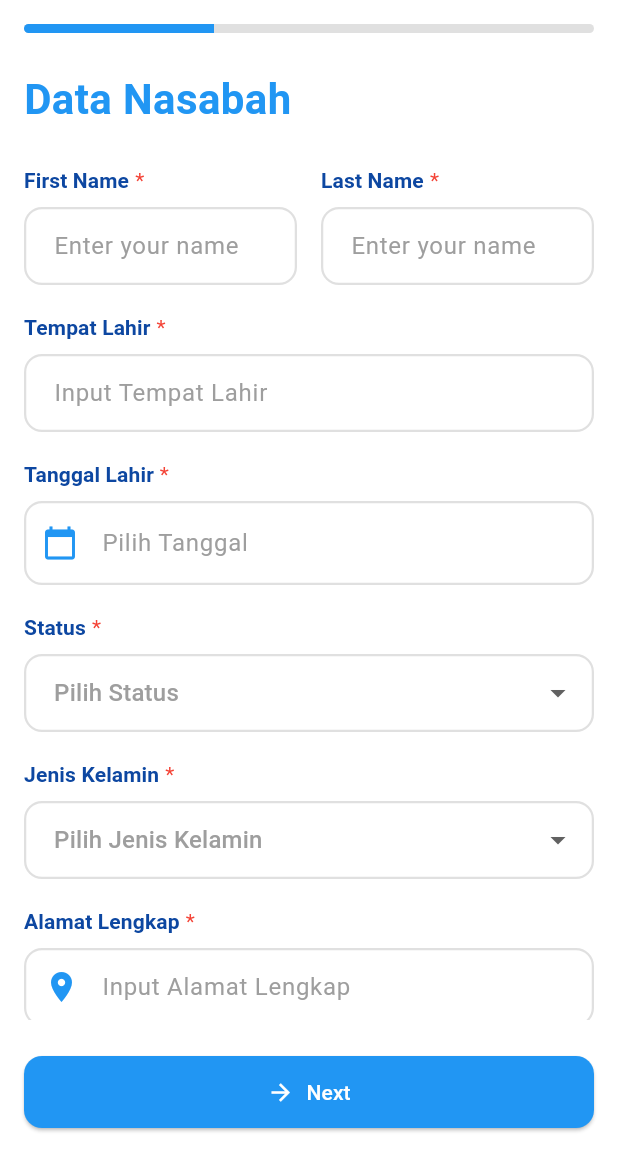
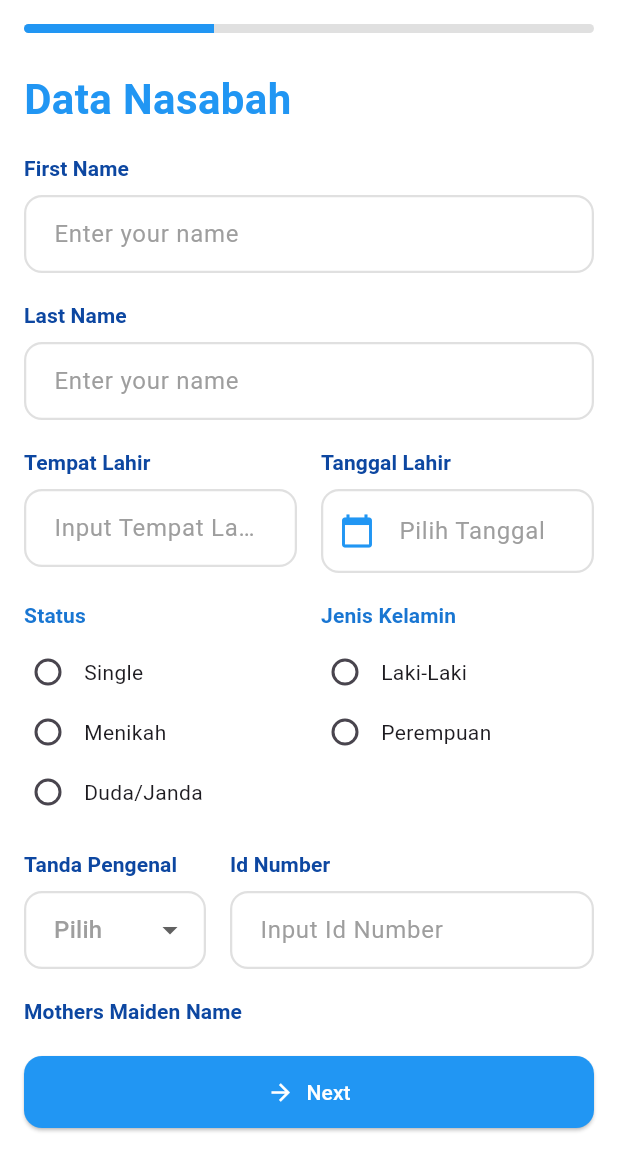
Before and after one commit to vincentc658/component_flutter, a Flutter app: the screen it shows after launch, on a phone screen of 412 x 824 dp, the part 84-1236 px from its top. Run offline on Flutter 3.47's test engine with Material 3 defaults, Android fonts, the light colour scheme and no system bars; our stand-ins replace get; missing offline and left inert: dart:ffi.

Commit message:
add form field input radio group widget

```diff
--- a/lib/component/formField/form_helper.dart
+++ b/lib/component/formField/form_helper.dart
@@ -13,7 +13,8 @@ class FormHelper {
     for (var field in fields) {
       if (field.fieldType == ConstantsFormField.TYPE_INPUT_DROPDOWN) {
         dropdownValues[field.labelField] = null;
-      } else if (field.fieldType == ConstantsFormField.TYPE_INPUT_SEARCH_DROPDOWN) {
+      } else if (field.fieldType ==
+          ConstantsFormField.TYPE_INPUT_SEARCH_DROPDOWN) {
         dropdownValues[field.labelField] = null;
         controllers[field.labelField] = TextEditingController();
       } else {
@@ -31,7 +32,8 @@ class FormHelper {
   void validate() {
     errors.clear();
     for (var field in fields) {
-      if (field.fieldType == ConstantsFormField.TYPE_INPUT_DROPDOWN) {
+      if (field.fieldType == ConstantsFormField.TYPE_INPUT_DROPDOWN ||
+          field.fieldType == ConstantsFormField.TYPE_INPUT_RADIO_GROUP) {
         final value = dropdownValues[field.labelField];
         if (field.isRequired && (value == null || value.isEmpty)) {
           errors[field.labelField] = '${field.labelField} is required';
--- a/lib/component/formField/input_field_dropdown_widget.dart
+++ b/lib/component/formField/input_field_dropdown_widget.dart
@@ -5,7 +5,7 @@ import '../../constant/constants_styling.dart';
 import 'dropdown_option.dart';
 import 'form_field_config.dart';
 
-class InputFieldDropdownWidget extends StatelessWidget {
+class InputFieldDropdownWidget extends StatefulWidget {
   final String? selectedValue;
   final List<DropdownOption> options;
   final ValueChanged<String?> onChanged;
@@ -20,10 +20,10 @@ class InputFieldDropdownWidget extends StatelessWidget {
   InputFieldDropdownWidget({
     Key? key,
     required FormFieldConfig fieldConfig,
-    required this.selectedValue,
+    this.selectedValue,
     required this.onChanged,
     this.errorText,
-  }) : label = fieldConfig.labelField,
+  })  : label = fieldConfig.labelField,
         hintText = fieldConfig.hint,
         helperText = fieldConfig.helper,
         isRequired = fieldConfig.isRequired,
@@ -33,26 +33,46 @@ class InputFieldDropdownWidget extends StatelessWidget {
         super(key: key);
 
   @override
+  State<InputFieldDropdownWidget> createState() => _InputFieldDropdownWidgetState();
+}
+
+class _InputFieldDropdownWidgetState extends State<InputFieldDropdownWidget> {
+  String? _currentValue;
+
+  @override
+  void initState() {
+    super.initState();
+    _currentValue = widget.selectedValue;
+  }
+
+  void _handleChange(String? value) {
+    setState(() {
+      _currentValue = value;
+    });
+    widget.onChanged(value);
+  }
+
+  @override
   Widget build(BuildContext context) {
     final theme = Theme.of(context);
     return Column(
       children: [
-        if (label != null)
+        if (widget.label != null)
           Column(
             children: [
               Row(
                 mainAxisAlignment: MainAxisAlignment.start,
                 children: [
-                  if(isShowLabel)
+                  if (widget.isShowLabel)
                     Text(
-                    label!,
+                      widget.label!,
                       style: theme.textTheme.labelLarge?.copyWith(
                         color: ConstantsColor.PRIMARY.shade900,
                         fontWeight: FontWeight.w600,
                       ),
                     ),
                   const SizedBox(width: 4),
-                    if (isRequired && isShowLabel)
+                  if (widget.isRequired && widget.isShowLabel)
                     const Text(
                       "*",
                       style: TextStyle(fontSize: 14, color: Colors.red),
@@ -63,26 +83,25 @@ class InputFieldDropdownWidget extends StatelessWidget {
             ],
           ),
         DropdownButtonFormField<String>(
-          value: selectedValue,
+          value: _currentValue,
           hint: Text(
-            hintText ?? '',
+            widget.hintText ?? '',
             style: const TextStyle(color: Colors.grey),
           ),
           icon: const Icon(Icons.arrow_drop_down),
           decoration: InputDecoration(
-            prefixIcon:
-                icon != null
+            prefixIcon: widget.icon != null
                 ? Padding(
               padding: const EdgeInsets.only(left: 10, right: 8),
-                      child: Icon(icon, color: ConstantsColor.PRIMARY),
+              child: Icon(widget.icon, color: ConstantsColor.PRIMARY),
             )
                 : null,
             contentPadding: const EdgeInsets.symmetric(
               vertical: 14,
               horizontal: 16,
             ),
-            errorText: errorText,
-            errorStyle:ConstantsStyling.textStyleError,
+            errorText: widget.errorText,
+            errorStyle: ConstantsStyling.textStyleError,
             filled: true,
             fillColor: Colors.white,
             border: ConstantsStyling.enabledBorder,
@@ -90,21 +109,18 @@ class InputFieldDropdownWidget extends StatelessWidget {
             focusedBorder: ConstantsStyling.focusedBorder,
             errorBorder: ConstantsStyling.errorBorder,
           ),
-          items:
-              options.map((status) {
+          items: widget.options.map((status) {
             return DropdownMenuItem<String>(
               value: status.name,
-                  child: Text(
-                    status.name,
-                  ),
+              child: Text(status.name),
             );
           }).toList(),
-          onChanged: onChanged,
+          onChanged: _handleChange,
         ),
-        if (helperText != null) ...[
+        if (widget.helperText != null) ...[
           const SizedBox(height: 6),
           Text(
-            helperText!,
+            widget.helperText!,
             style: TextStyle(fontSize: 12, color: Colors.grey.shade600),
           ),
         ],
--- /dev/null
+++ b/lib/component/formField/input_field_radio_group.dart
@@ -0,0 +1,123 @@
+import 'package:flutter/material.dart';
+import '../../constant/constants_color.dart';
+import '../../constant/constants_styling.dart';
+import 'dropdown_option.dart';
+import 'form_field_config.dart';
+
+class InputFieldRadioGroup extends StatefulWidget {
+  final DropdownOption? selectedValue;
+  final List<DropdownOption> options;
+  final ValueChanged<DropdownOption?> onChanged;
+  final String? label;
+  final String? helperText;
+  final String? errorText;
+  final bool isRequired;
+
+  InputFieldRadioGroup({
+    Key? key,
+    required FormFieldConfig fieldConfig,
+    this.selectedValue,
+    required this.onChanged,
+    this.errorText,
+  })  : label = fieldConfig.labelField,
+        helperText = fieldConfig.helper,
+        isRequired = fieldConfig.isRequired,
+        options = fieldConfig.dropdownOptions ?? [],
+        super(key: key);
+
+  @override
+  State<InputFieldRadioGroup> createState() => _InputFieldRadioGroupState();
+}
+
+class _InputFieldRadioGroupState extends State<InputFieldRadioGroup> {
+  DropdownOption? _selectedValue;
+
+  @override
+  void initState() {
+    super.initState();
+    _selectedValue = widget.selectedValue;
+  }
+
+  void _handleChange(DropdownOption? value) {
+    setState(() {
+      _selectedValue = value;
+    });
+    widget.onChanged(value);
+  }
+
+  @override
+  Widget build(BuildContext context) {
+    final theme = Theme.of(context);
+
+    return Column(
+      crossAxisAlignment: CrossAxisAlignment.start,
+      children: [
+        if (widget.label != null)
+          Column(
+            crossAxisAlignment: CrossAxisAlignment.start,
+            children: [
+              Row(
+                children: [
+                  Text(
+                    widget.label!,
+                    style: theme.textTheme.labelLarge?.copyWith(
+                      color: ConstantsColor.PRIMARY.shade700,
+                      fontWeight: FontWeight.w600,
+                    ),
+                  ),
+                  const SizedBox(width: 4),
+                  if (widget.isRequired)
+                    const Text(
+                      "*",
+                      style: TextStyle(fontSize: 14, color: Colors.red),
+                    ),
+                ],
+              ),
+              const SizedBox(height: 8),
+            ],
+          ),
+        ...widget.options.map((option) {
+          return Padding(
+            padding: const EdgeInsets.symmetric(vertical: 4), // atur jarak antar item di sini
+            child: Row(
+              mainAxisSize: MainAxisSize.min,
+              children: [
+                Radio<DropdownOption>(
+                  value: option,
+                  groupValue: _selectedValue,
+                  onChanged: _handleChange,
+                  visualDensity: VisualDensity.compact,
+                  materialTapTargetSize: MaterialTapTargetSize.shrinkWrap,
+                  activeColor: ConstantsColor.PRIMARY,
+                ),
+                const SizedBox(width: 8),
+                Expanded(child: Text(option.name)),
+              ],
+            ),
+          );
+        }).toList(),
+        if (widget.errorText != null)
+          Padding(
+            padding: const EdgeInsets.only(top: 4.0),
+            child: Text(
+              widget.errorText!,
+              style: TextStyle(
+                color: Colors.red.shade700,
+                fontSize: 13,
+                fontWeight: FontWeight.w500,
+              ),
+            ),
+          ),
+        if (widget.helperText != null)
+          Padding(
+            padding: const EdgeInsets.only(top: 6.0),
+            child: Text(
+              widget.helperText!,
+              style: TextStyle(fontSize: 12, color: Colors.grey.shade600),
+            ),
+          ),
+        const SizedBox(height: 18),
+      ],
+    );
+  }
+}
--- a/lib/component/formField/input_field_text_widget.dart
+++ b/lib/component/formField/input_field_text_widget.dart
@@ -77,13 +77,16 @@ class InputFieldTextWidget extends StatelessWidget {
                     )
                     : null,
             hintText: hintText,
+            hintStyle: const TextStyle(
+              color: Colors.grey,
+              overflow: TextOverflow.ellipsis, // <-- ini penting
+            ),
             errorText: errorText,
             errorStyle: TextStyle(
               color: Colors.red.shade700,
               fontSize: 13,
               fontWeight: FontWeight.w500,
             ),
-            hintStyle: const TextStyle(color: Colors.grey),
             contentPadding: const EdgeInsets.symmetric(
               vertical: 14,
               horizontal: 16,
--- a/lib/constant/constants_form_field.dart
+++ b/lib/constant/constants_form_field.dart
@@ -2,4 +2,5 @@ class ConstantsFormField{
   static int TYPE_INPUT_TEXT=1;
   static int TYPE_INPUT_DROPDOWN=2;
   static int TYPE_INPUT_SEARCH_DROPDOWN=3;
+  static int TYPE_INPUT_RADIO_GROUP=4;
 }
--- a/lib/screen/form_information_screen.dart
+++ b/lib/screen/form_information_screen.dart
@@ -2,7 +2,7 @@ import 'package:flutter/cupertino.dart';
 import 'package:flutter/material.dart';
 import 'package:research_component/component/formField/input_field_date_picker.dart';
 import 'package:research_component/component/formField/input_field_dropdown_widget.dart';
-import 'package:research_component/component/formField/input_field_search_dropdown.dart';
+import 'package:research_component/component/formField/input_field_radio_group.dart';
 import 'package:research_component/constant/constants_color.dart';
 import 'package:research_component/constant/constants_form_field.dart';
 import '../component/formField/dropdown_option.dart';
@@ -22,24 +22,19 @@ class FormInformationScreenState extends State<FormInformationScreen> {
   Map<String, String?> errors = {};
   FormFieldConfig configFirstName = FormFieldConfig(
     labelField: 'First Name',
-    isRequired: true,
     hint: 'Enter your name',
     keyboardType: TextInputType.name,
     fieldType: ConstantsFormField.TYPE_INPUT_TEXT,
   );
   FormFieldConfig configLastName = FormFieldConfig(
     labelField: 'Last Name',
-    isRequired: true,
     hint: 'Enter your name',
     keyboardType: TextInputType.name,
     fieldType: ConstantsFormField.TYPE_INPUT_TEXT,
   );
-  FormFieldConfig configEmail = FormFieldConfig(
-    labelField: 'Email',
-    isRequired: true,
-    hint: 'Enter your email',
-    icon: Icons.email,
-
+  FormFieldConfig configMotherName = FormFieldConfig(
+    labelField: 'Mothers Maiden Name',
+    hint: 'Enter your Mothers Maiden Name',
     keyboardType: TextInputType.emailAddress,
     fieldType: ConstantsFormField.TYPE_INPUT_TEXT,
   );
@@ -47,81 +42,50 @@ class FormInformationScreenState extends State<FormInformationScreen> {
   FormFieldConfig configStatus = FormFieldConfig(
     labelField: 'Status',
     hint: 'Pilih Status',
-    isRequired: true,
-    fieldType: ConstantsFormField.TYPE_INPUT_DROPDOWN,
-
+    fieldType: ConstantsFormField.TYPE_INPUT_RADIO_GROUP,
     dropdownOptions: [
       DropdownOption(id: '1', name: 'Single'),
       DropdownOption(id: '3', name: 'Menikah'),
+      DropdownOption(id: '3', name: 'Duda/Janda'),
     ],
   );
   FormFieldConfig configSex = FormFieldConfig(
     labelField: 'Jenis Kelamin',
     hint: 'Pilih Jenis Kelamin',
-    isRequired: true,
-    fieldType: ConstantsFormField.TYPE_INPUT_DROPDOWN,
+    fieldType: ConstantsFormField.TYPE_INPUT_RADIO_GROUP,
 
     dropdownOptions: [
       DropdownOption(id: '1', name: 'Laki-Laki'),
       DropdownOption(id: '3', name: 'Perempuan'),
     ],
   );
+  FormFieldConfig configReligion = FormFieldConfig(
+    labelField: 'Agama',
+    hint: 'Pilih Agama',
+    fieldType: ConstantsFormField.TYPE_INPUT_DROPDOWN,
+    dropdownOptions: [
+      DropdownOption(id: '1', name: 'Islam'),
+      DropdownOption(id: '2', name: 'Buddha '),
+      DropdownOption(id: '2', name: 'Kristen '),
+      DropdownOption(id: '2', name: 'Hindu'),
+      DropdownOption(id: '2', name: 'Katolik '),
+      DropdownOption(id: '2', name: 'Kong Hu Cu'),
+    ],
+  );
   FormFieldConfig configBirthPlace = FormFieldConfig(
     labelField: 'Tempat Lahir',
     hint: 'Input Tempat Lahir',
-    isRequired: true,
     fieldType: ConstantsFormField.TYPE_INPUT_TEXT,
   );
   FormFieldConfig configDOB = FormFieldConfig(
     labelField: 'Tanggal Lahir',
     hint: 'Pilih Tanggal',
-    isRequired: true,
+
     fieldType: ConstantsFormField.TYPE_INPUT_TEXT,
   );
 
-  FormFieldConfig configAddress = FormFieldConfig(
-    labelField: 'Alamat Lengkap',
-    hint: 'Input Alamat Lengkap',
-    isRequired: true,
-    helper: 'Cth : Jln. KH. Zainul Arifin',
-    fieldType: ConstantsFormField.TYPE_INPUT_TEXT,
-
-    icon: Icons.location_on,
-  );
-  FormFieldConfig configPostalCode = FormFieldConfig(
-    labelField: 'Kode Pos',
-    helper: 'Kode Pos (Optional)',
-    isShowLabel: false,
-    hint: 'Input Kode Pos',
-    fieldType: ConstantsFormField.TYPE_INPUT_TEXT,
-  );
-  FormFieldConfig configSubdistrict = FormFieldConfig(
-    labelField: 'Kecamatan',
-    helper: 'Kecamatan',
-    isRequired: true,
-    isShowLabel: false,
-    hint: 'Input Kecamatan',
-    fieldType: ConstantsFormField.TYPE_INPUT_TEXT,
-  );
-  FormFieldConfig configProvince = FormFieldConfig(
-    labelField: 'Provinsi',
-    helper: 'Provinsi',
-    isRequired: true,
-    hint: 'Pilih Provinsi',
-    fieldType: ConstantsFormField.TYPE_INPUT_SEARCH_DROPDOWN,
-
-    dropdownOptions: [
-      DropdownOption(id: '1', name: 'Aceh'),
-      DropdownOption(id: '2', name: 'Sumatera Utara'),
-      DropdownOption(id: '3', name: 'Sumatera Barat'),
-      DropdownOption(id: '4', name: 'Sumatera Selatan'),
-      DropdownOption(id: '5', name: 'Jambi'),
-      DropdownOption(id: '5', name: 'Pekan Baru'),
-    ],
-  );
   FormFieldConfig configAccountType = FormFieldConfig(
     labelField: 'Jenis Rekening',
-    isRequired: true,
     hint: 'Pilih Jenis Rekening',
     fieldType: ConstantsFormField.TYPE_INPUT_DROPDOWN,
 
@@ -129,6 +93,34 @@ class FormInformationScreenState extends State<FormInformationScreen> {
       DropdownOption(id: '1', name: 'Rekening Terbuka'),
       DropdownOption(id: '3', name: 'Rekening Test'),
     ],
+  );
+  FormFieldConfig configNationality = FormFieldConfig(
+    labelField: 'Kewarganegaraan',
+    hint: 'Pilih Kewarganegaraan',
+    fieldType: ConstantsFormField.TYPE_INPUT_RADIO_GROUP,
+
+    dropdownOptions: [
+      DropdownOption(id: '1', name: 'Warga Negara Indonesia'),
+      DropdownOption(id: '2', name: 'Warga Negara Asing'),
+    ],
+  );
+  FormFieldConfig configIdType = FormFieldConfig(
+    labelField: 'Tanda Pengenal',
+    hint: 'Pilih ',
+    fieldType: ConstantsFormField.TYPE_INPUT_DROPDOWN,
+
+    dropdownOptions: [
+      DropdownOption(id: '1', name: 'KTP'),
+      DropdownOption(id: '2', name: 'SIM'),
+      DropdownOption(id: '3', name: 'Paspor'),
+      DropdownOption(id: '4', name: 'KITAS'),
+    ],
+  );
+  FormFieldConfig configIdNumber = FormFieldConfig(
+    labelField: 'Id Number',
+    hint: 'Input Id Number',
+    keyboardType: TextInputType.number,
+    fieldType: ConstantsFormField.TYPE_INPUT_TEXT,
   );
 
   List<FormFieldConfig> fieldsToValidate = [];
@@ -153,12 +145,12 @@ class FormInformationScreenState extends State<FormInformationScreen> {
     fieldsToValidate.add(configDOB);
     fieldsToValidate.add(configSex);
     fieldsToValidate.add(configStatus);
-    fieldsToValidate.add(configAddress);
-    fieldsToValidate.add(configSubdistrict);
     fieldsToValidate.add(configBirthPlace);
-    fieldsToValidate.add(configPostalCode);
-    fieldsToValidate.add(configProvince);
     fieldsToValidate.add(configAccountType);
+    fieldsToValidate.add(configNationality);
+    fieldsToValidate.add(configMotherName);
+    fieldsToValidate.add(configIdNumber);
+    fieldsToValidate.add(configIdType);
 
     formHelper = FormHelper(fieldsToValidate);
   }
@@ -207,116 +199,131 @@ class FormInformationScreenState extends State<FormInformationScreen> {
                   color: ConstantsColor.PRIMARY,
                 ),
               ),
-              SizedBox(height: 24),
+              SizedBox(height: 16),
+              InputFieldTextWidget(
+                fieldConfig: configFirstName,
+                controller: formHelper.controllers[configFirstName.labelField]!,
+                errorText: formHelper.errors[configFirstName.labelField],
+              ),
+              InputFieldTextWidget(
+                fieldConfig: configLastName,
+                controller: formHelper.controllers[configLastName.labelField]!,
+                errorText: formHelper.errors[configLastName.labelField],
+              ),
+
               Row(
                 crossAxisAlignment: CrossAxisAlignment.start,
                 children: [
                   Expanded(
                     child: InputFieldTextWidget(
-                      fieldConfig: configFirstName,
+                      fieldConfig: configBirthPlace,
                       controller:
-                          formHelper.controllers[configFirstName.labelField]!,
-                      errorText: formHelper.errors[configFirstName.labelField],
+                          formHelper.controllers[configBirthPlace.labelField]!,
+                      errorText: formHelper.errors[configBirthPlace.labelField],
                     ),
                   ),
                   const SizedBox(width: 16),
                   Expanded(
-                    child: InputFieldTextWidget(
-                      fieldConfig: configLastName,
-                      controller:
-                          formHelper.controllers[configLastName.labelField]!,
-                      errorText: formHelper.errors[configLastName.labelField],
+                    child: InputFieldDatePicker(
+                      fieldConfig: configDOB,
+                      controller: formHelper.controllers[configDOB.labelField]!,
+                      errorText: formHelper.errors[configDOB.labelField],
                     ),
                   ),
                 ],
-              ),
-              InputFieldTextWidget(
-                fieldConfig: configBirthPlace,
-                controller: formHelper.controllers[configBirthPlace.labelField]!,
-                errorText: formHelper.errors[configBirthPlace.labelField],
-              ),
-
-              InputFieldDatePicker(
-                fieldConfig: configDOB,
-                controller: formHelper.controllers[configDOB.labelField]!,
-                errorText: formHelper.errors[configDOB.labelField],
-              ),
-
-              InputFieldDropdownWidget(
-                fieldConfig: configStatus,
-                selectedValue:
-                    formHelper.dropdownValues[configStatus.labelField],
-                errorText: formHelper.errors[configStatus.labelField],
-                onChanged: (value) {
-                  setState(() {
-                    formHelper.setDropdownValue(configStatus.labelField, value);
-                  });
-                },
-              ),
-              InputFieldDropdownWidget(
-                fieldConfig: configSex,
-                selectedValue: formHelper.dropdownValues[configSex.labelField],
-                errorText: formHelper.errors[configSex.labelField],
-                onChanged: (value) {
-                  setState(() {
-                    formHelper.setDropdownValue(configSex.labelField, value);
-                  });
-                },
-              ),
-
-              InputFieldTextWidget(
-                fieldConfig: configAddress,
-                controller: formHelper.controllers[configAddress.labelField]!,
-                errorText: formHelper.errors[configAddress.labelField],
               ),
               Row(
                 crossAxisAlignment: CrossAxisAlignment.start,
                 children: [
                   Expanded(
-                    child: InputFieldTextWidget(
-                      fieldConfig: configSubdistrict,
-                      controller:
-                          formHelper.controllers[configSubdistrict.labelField]!,
-                      errorText:
-                          formHelper.errors[configSubdistrict.labelField],
+                    child: InputFieldRadioGroup(
+                      fieldConfig: configStatus,
+                      errorText: formHelper.errors[configStatus.labelField],
+                      onChanged: (value) {
+                        setState(() {
+                          formHelper.setDropdownValue(
+                            configStatus.labelField,
+                            value?.name,
+                          );
+                        });
+                      },
                     ),
                   ),
                   const SizedBox(width: 16),
                   Expanded(
+                    child: InputFieldRadioGroup(
+                      fieldConfig: configSex,
+                      errorText: formHelper.errors[configSex.labelField],
+                      onChanged: (value) {
+                        setState(() {
+                          formHelper.setDropdownValue(
+                            configSex.labelField,
+                            value?.name,
+                          );
+                        });
+                      },
+                    ),
+                  ),
+                ],
+              ),
+              Row(
+                crossAxisAlignment: CrossAxisAlignment.start,
+                children: [
+                  Flexible(
+                    flex: 1,
+                    child: InputFieldDropdownWidget(
+                      fieldConfig: configIdType,
+                      errorText: formHelper.errors[configIdType.labelField],
+                      onChanged: (value) {
+                        setState(() {
+                          formHelper.setDropdownValue(
+                            configIdType.labelField,
+                            value,
+                          );
+                        });
+                      },
+                    ),
+                  ),
+                  const SizedBox(width: 16),
+                  Flexible(
+                    flex: 2,
                     child: InputFieldTextWidget(
-                      fieldConfig: configPostalCode,
+                      fieldConfig: configIdNumber,
                       controller:
-                          formHelper.controllers[configPostalCode.labelField]!,
-                      errorText: formHelper.errors[configPostalCode.labelField],
+                          formHelper.controllers[configIdNumber.labelField]!,
+                      errorText: formHelper.errors[configIdNumber.labelField],
                     ),
                   ),
                 ],
               ),
 
-              InputFieldSearchDropdown(
-                fieldConfig: configProvince,
-                controller: formHelper.controllers[configProvince.labelField]!,
-                errorText: formHelper.errors[configProvince.labelField],
-                isShowId: false,
+              InputFieldTextWidget(
+                fieldConfig: configMotherName,
+                controller:
+                    formHelper.controllers[configMotherName.labelField]!,
+                errorText: formHelper.errors[configMotherName.labelField],
+              ),
+
+              InputFieldDropdownWidget(
+                fieldConfig: configReligion,
+                errorText: formHelper.errors[configReligion.labelField],
                 onChanged: (value) {
                   setState(() {
                     formHelper.setDropdownValue(
-                      configProvince.labelField,
-                      value.name,
+                      configReligion.labelField,
+                      value,
                     );
                   });
                 },
               ),
-              InputFieldDropdownWidget(
-                fieldConfig: configAccountType,
-                selectedValue:
-                    formHelper.dropdownValues[configAccountType.labelField],
-                errorText: formHelper.errors[configAccountType.labelField],
+              InputFieldRadioGroup(
+                fieldConfig: configNationality,
+                errorText: formHelper.errors[configNationality.labelField],
                 onChanged: (value) {
                   setState(() {
                     formHelper.setDropdownValue(
-                      configAccountType.labelField,
-                      value,
+                      configNationality.labelField,
+                      value?.name,
                     );
                   });
                 },
```
Also changed, not shown: lib/screen/form_screen_address.dart (+84 -62 lines). Lines whose indentation alone changed are shown as unchanged.
